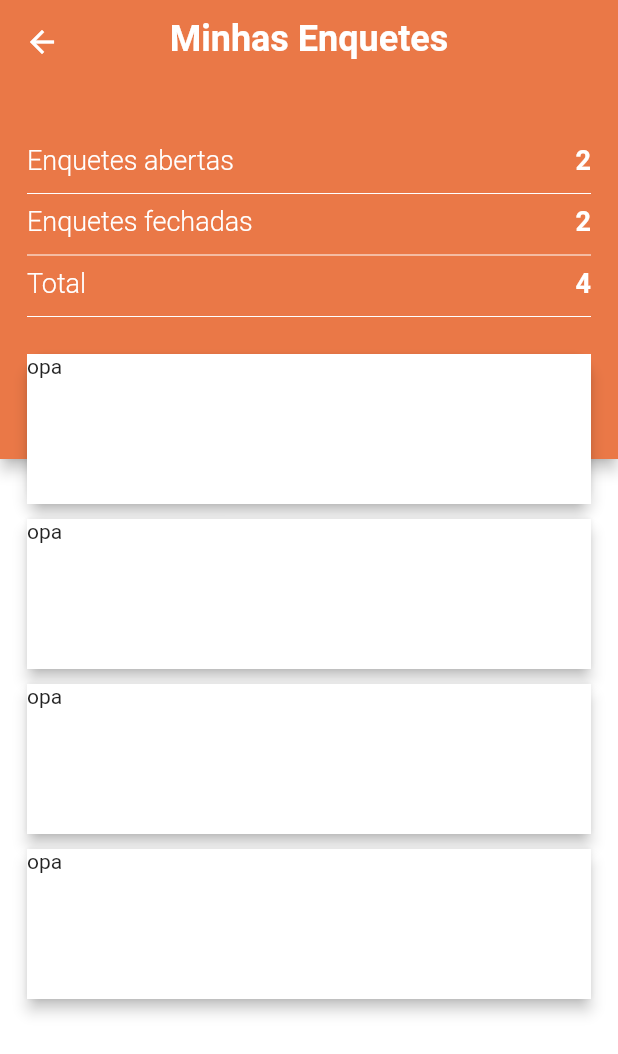
After one commit to silas-almeida/Pondera, a Flutter app: the HomeScreen screen opened directly, after a tap on "Minhas Enquetes", on a phone screen of 412 x 824 dp. The commit adds this screen. Shown: the top 1054 px of the screen. Run offline on Flutter 3.47's test engine with Material 2 defaults, Android fonts, the phone set to English and light mode, and no system bars; our stand-ins replace cloud_firestore, firebase_core, flutter_svg; accounts and stored records are empty.

Commit message:
Criação do layout inicial da tela Minhas Enquetes

```diff
--- a/lib/screens/home-screen/components/todo-card.dart
+++ b/lib/screens/home-screen/components/todo-card.dart
@@ -5,8 +5,9 @@ import 'package:pondera/utils/colors.dart';
 class ToDoCard extends StatelessWidget {
   final String text;
   final String imagePath;
+  final Function onTap;
 
-  ToDoCard({this.text, this.imagePath});
+  ToDoCard({this.text, this.imagePath, this.onTap});
   @override
   Widget build(BuildContext context) {
     final size = MediaQuery.of(context).size;
--- a/lib/screens/home-screen/home-screen.dart
+++ b/lib/screens/home-screen/home-screen.dart
@@ -1,13 +1,15 @@
 import 'package:flutter/cupertino.dart';
 import 'package:flutter/material.dart';
 import 'package:pondera/screens/home-screen/components/todo-card.dart';
+import 'package:pondera/screens/my-elections-screen/my-elections-screen.dart';
 import 'package:pondera/utils/colors.dart';
 
 class HomeScreen extends StatelessWidget {
   @override
   Widget build(BuildContext context) {
     final size = MediaQuery.of(context).size;
-    return Stack(
+    return Scaffold(
+      body: Stack(
         children: [
           Container(color: CustomColors.customBlueGrey),
           CustomScrollView(
@@ -98,10 +100,21 @@ class HomeScreen extends StatelessWidget {
                             child: Row(
                               mainAxisAlignment: MainAxisAlignment.center,
                               children: [
-                              ToDoCard(
+                                InkWell(
+                                  onTap: () => Navigator.of(context).push(
+                                    MaterialPageRoute(
+                                      builder: (_) => MyElectionsScreen(),
+                                    ),
+                                  ),
+                                  child: Hero(
+                                    tag: 'todoCard',
+                                    child: ToDoCard(
                                       text: 'Minhas Enquetes',
                                       imagePath:
-                                      'assets/images/undraw_election_day_w842.svg'),
+                                          'assets/images/undraw_election_day_w842.svg',
+                                    ),
+                                  ),
+                                ),
                                 const SizedBox(
                                   width: 10,
                                 ),
@@ -152,6 +165,7 @@ class HomeScreen extends StatelessWidget {
             ],
           )
         ],
+      ),
     );
   }
 }
--- /dev/null
+++ b/lib/screens/my-elections-screen/my-elections-screen.dart
@@ -0,0 +1,194 @@
+import 'package:flutter/material.dart';
+import 'package:pondera/utils/colors.dart';
+
+class MyElectionsScreen extends StatelessWidget {
+  @override
+  Widget build(BuildContext context) {
+    final mediaQuery = MediaQuery.of(context);
+    final appBarKey = GlobalKey();
+    return Scaffold(
+      body: Stack(
+        children: [
+          Container(
+            color: CustomColors.customOrange,
+          ),
+          CustomScrollView(
+            slivers: [
+              SliverAppBar(
+                key: appBarKey,
+                floating: true,
+                snap: true,
+                backgroundColor: Colors.transparent,
+                elevation: 0.0,
+                flexibleSpace: FlexibleSpaceBar(
+                  title: const Text(
+                    'Minhas Enquetes',
+                    style: TextStyle(
+                      fontWeight: FontWeight.bold,
+                      fontSize: 24,
+                    ),
+                  ),
+                  centerTitle: true,
+                ),
+              ),
+              SliverToBoxAdapter(
+                child: SingleChildScrollView(
+                  child: Stack(
+                    alignment: Alignment.topCenter,
+                    children: [
+                      Container(
+                        height: mediaQuery.size.height,
+                        color: Colors.white,
+                      ),
+                      Card(
+                        margin: EdgeInsets.zero,
+                        elevation: 4.0,
+                        child: Container(
+                          padding: const EdgeInsets.symmetric(
+                              vertical: 40, horizontal: 18),
+                          color: CustomColors.customOrange,
+                          height: 250,
+                          child: Column(
+                            crossAxisAlignment: CrossAxisAlignment.stretch,
+                            children: [
+                              Row(
+                                mainAxisAlignment:
+                                    MainAxisAlignment.spaceBetween,
+                                children: [
+                                  Text(
+                                    'Enquetes abertas',
+                                    style: TextStyle(
+                                        color: Colors.white,
+                                        fontWeight: FontWeight.w300,
+                                        fontSize: 18),
+                                  ),
+                                  Text('2',
+                                      style: TextStyle(
+                                          color: Colors.white,
+                                          fontWeight: FontWeight.w700,
+                                          fontSize: 18)),
+                                ],
+                              ),
+                              const SizedBox(
+                                height: 4,
+                              ),
+                              const Divider(
+                                color: Colors.white,
+                              ),
+                              Row(
+                                mainAxisAlignment:
+                                    MainAxisAlignment.spaceBetween,
+                                children: [
+                                  Text(
+                                    'Enquetes fechadas',
+                                    style: TextStyle(
+                                        color: Colors.white,
+                                        fontWeight: FontWeight.w300,
+                                        fontSize: 18),
+                                  ),
+                                  Text(
+                                    '2',
+                                    style: TextStyle(
+                                        color: Colors.white,
+                                        fontWeight: FontWeight.w700,
+                                        fontSize: 18),
+                                  ),
+                                ],
+                              ),
+                              const SizedBox(
+                                height: 4,
+                              ),
+                              const Divider(
+                                color: Colors.white,
+                              ),
+                              Row(
+                                mainAxisAlignment:
+                                    MainAxisAlignment.spaceBetween,
+                                children: [
+                                  Text(
+                                    'Total',
+                                    style: TextStyle(
+                                        color: Colors.white,
+                                        fontWeight: FontWeight.w300,
+                                        fontSize: 18),
+                                  ),
+                                  Text(
+                                    '4',
+                                    style: TextStyle(
+                                        color: Colors.white,
+                                        fontWeight: FontWeight.w700,
+                                        fontSize: 18),
+                                  ),
+                                ],
+                              ),
+                              const SizedBox(
+                                height: 4,
+                              ),
+                              const Divider(
+                                color: Colors.white,
+                              ),
+                            ],
+                          ),
+                        ),
+                      ),
+                      Positioned(
+                        top: 180,
+                        child: Container(
+                          width: mediaQuery.size.width - 36,
+                          height: mediaQuery.size.height,
+                          child: Column(
+                            crossAxisAlignment: CrossAxisAlignment.stretch,
+                            children: [
+                              Card(
+                                shape: RoundedRectangleBorder(
+                                    borderRadius: BorderRadius.circular(12)),
+                                elevation: 4.0,
+                                margin: EdgeInsets.only(bottom: 10),
+                                child: Container(
+                                  height: 100,
+                                  child: Text('opa'),
+                                  color: Colors.white,
+                                ),
+                              ),
+                              Card(
+                                elevation: 4.0,
+                                margin: EdgeInsets.only(bottom: 10),
+                                child: Container(
+                                  height: 100,
+                                  child: Text('opa'),
+                                  color: Colors.white,
+                                ),
+                              ),
+                              Card(
+                                elevation: 4.0,
+                                margin: EdgeInsets.only(bottom: 10),
+                                child: Container(
+                                  height: 100,
+                                  child: Text('opa'),
+                                  color: Colors.white,
+                                ),
+                              ),
+                              Card(
+                                elevation: 4.0,
+                                margin: EdgeInsets.only(bottom: 10),
+                                child: Container(
+                                  height: 100,
+                                  child: Text('opa'),
+                                  color: Colors.white,
+                                ),
+                              ),
+                            ],
+                          ),
+                        ),
+                      )
+                    ],
+                  ),
+                ),
+              )
+            ],
+          )
+        ],
+      ),
+    );
+  }
+}
```
Lines whose indentation alone changed are shown as unchanged.
